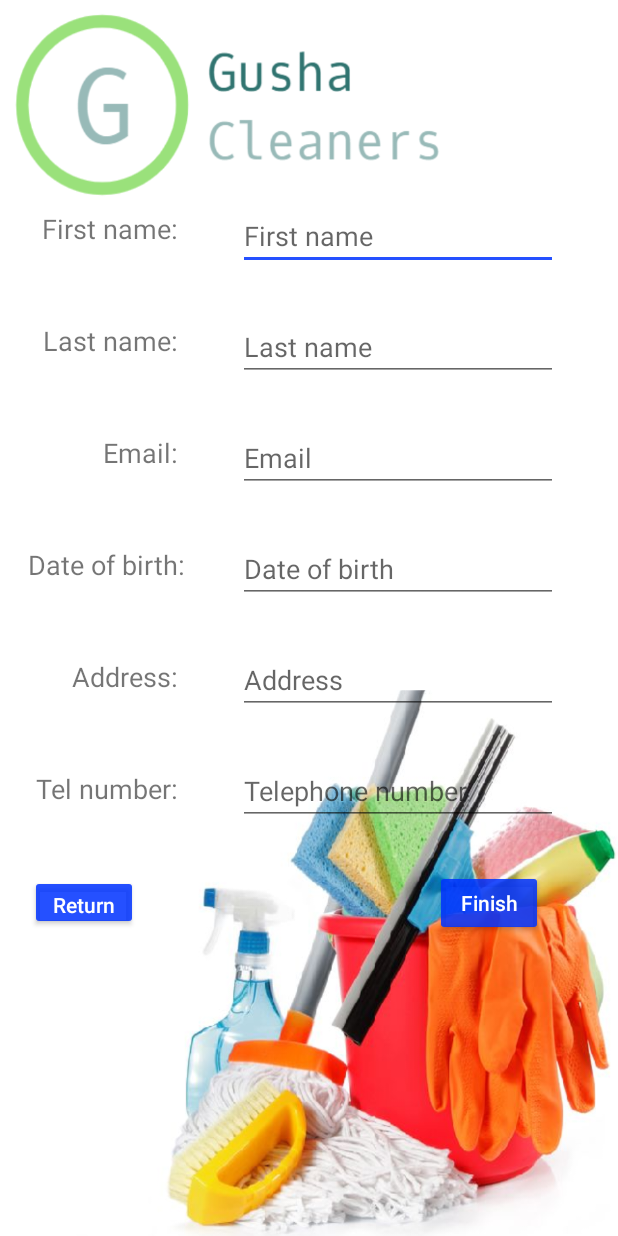
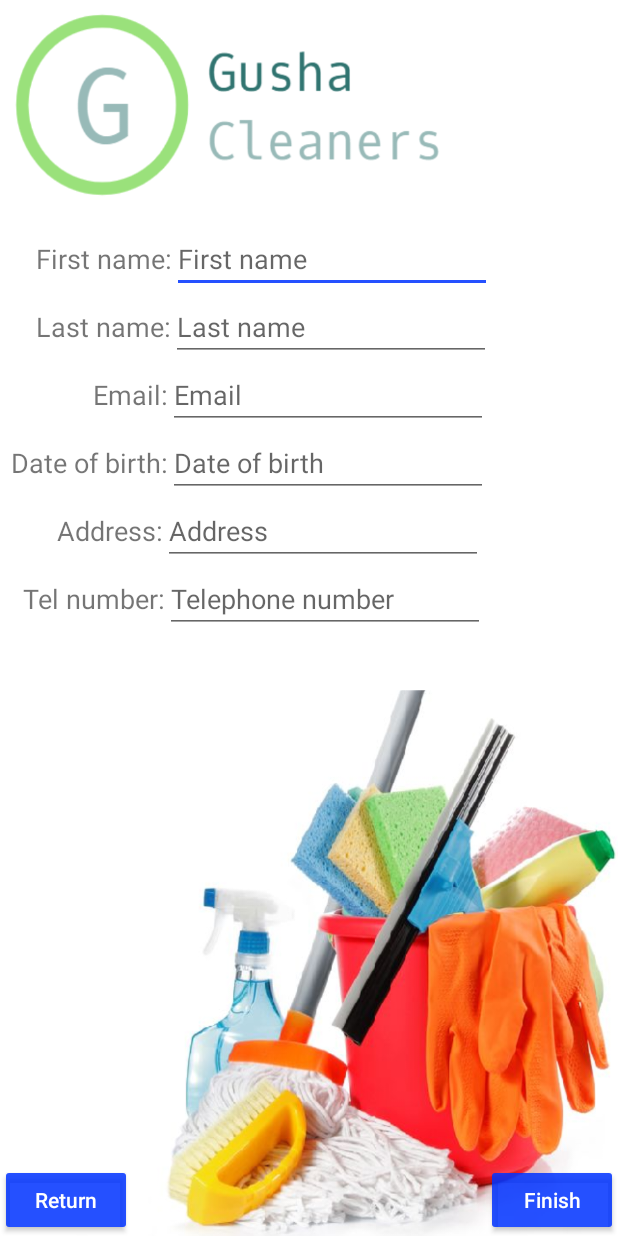
Before and after one commit to ltdeivis/SparklingClean, an Android app: the layout activity_register2.xml on its own in the app's theme, with its tools: preview values and no code run, on a phone screen of 412 x 824 dp. Run offline under Robolectric (Android 15) with nearby library versions, the phone set to English and light mode, and no system bars.

Commit message:
- fixed fucked up UI

```diff
--- a/app/src/main/res/layout/activity_register2.xml
+++ b/app/src/main/res/layout/activity_register2.xml
@@ -1,5 +1,5 @@
 <?xml version="1.0" encoding="utf-8"?>
-<RelativeLayout xmlns:android="http://schemas.android.com/apk/res/android"
+<LinearLayout xmlns:android="http://schemas.android.com/apk/res/android"
     xmlns:app="http://schemas.android.com/apk/res-auto"
     xmlns:tools="http://schemas.android.com/tools"
     android:layout_width="match_parent"
@@ -7,184 +7,221 @@
     android:background="@drawable/loginbg"
     android:orientation="vertical">
 
-    <EditText
-        android:id="@+id/registerFn"
-        android:layout_height="40dp"
-        android:layout_alignParentEnd="true"
-        android:layout_centerHorizontal="true"
-        android:layout_width="wrap_content"
-        android:layout_marginTop="140dp"
-        android:layout_marginEnd="40dp"
-        android:autofillHints=""
-        android:ems="10"
-        android:hint="@string/fnHint"
-        android:inputType="textPersonName" />
+    <LinearLayout
+        android:layout_width="match_parent"
+        android:layout_height="wrap_content"
+        android:layout_marginTop="150dp"
+        android:layout_weight="15"
+        android:orientation="vertical">
 
-    <EditText
-        android:id="@+id/registerLn"
-        android:layout_below="@id/registerFn"
-        android:layout_centerHorizontal="true"
-        android:layout_alignParentEnd="true"
-        android:layout_width="wrap_content"
-        android:layout_height="42dp"
-        android:layout_marginTop="32dp"
-        android:layout_marginEnd="40dp"
-        android:autofillHints=""
-        android:ems="10"
-        android:hint="@string/lNHint"
-        android:inputType="textPersonName" />
-
-    <EditText
-        android:id="@+id/registerEmail"
-        android:layout_below="@id/registerLn"
-        android:layout_centerHorizontal="true"
-        android:layout_alignParentEnd="true"
-        android:layout_width="wrap_content"
-        android:layout_height="42dp"
-        android:layout_marginTop="32dp"
-        android:layout_marginEnd="40dp"
-        android:autofillHints=""
-        android:ems="10"
-        android:hint="@string/emailHint"
-        android:inputType="textEmailAddress" />
-
-    <EditText
-        android:id="@+id/registerDoB"
-        android:layout_below="@id/registerEmail"
-        android:layout_centerHorizontal="true"
-        android:layout_alignParentEnd="true"
-        android:layout_width="wrap_content"
-        android:layout_height="42dp"
-        android:layout_marginTop="32dp"
-        android:layout_marginEnd="40dp"
-        android:autofillHints=""
-        android:ems="10"
-        android:hint="@string/doBHint"
-        android:inputType="date" />
-
-    <EditText
-        android:id="@+id/registerAddress"
-        android:layout_below="@id/registerDoB"
-        android:layout_centerHorizontal="true"
-        android:layout_alignParentEnd="true"
-        android:layout_width="wrap_content"
-        android:layout_height="42dp"
-        android:layout_marginTop="32dp"
-        android:layout_marginEnd="40dp"
-        android:autofillHints=""
-        android:ems="10"
-        android:hint="@string/addressHint"
-        android:inputType="text" />
-
-    <EditText
-        android:id="@+id/registerTelNum"
-        android:layout_below="@id/registerAddress"
-        android:layout_centerHorizontal="true"
-        android:layout_alignParentEnd="true"
-        android:layout_width="wrap_content"
-        android:layout_height="42dp"
-        android:layout_marginTop="32dp"
-        android:layout_marginEnd="40dp"
-        android:autofillHints=""
-        android:ems="10"
-        android:hint="@string/phoneNumHint"
-        android:inputType="number" />
+        <LinearLayout
+            android:layout_width="match_parent"
+            android:layout_height="wrap_content"
+            android:orientation="horizontal"
+            android:weightSum="2"
+            android:layout_marginLeft="24dp">
 
             <TextView
                 android:id="@+id/enterFNLbl"
                 android:layout_width="wrap_content"
                 android:layout_toStartOf="@+id/registerFn"
                 android:layout_height="wrap_content"
-        android:layout_marginStart="0dp"
-        android:layout_marginTop="140dp"
-        android:layout_marginEnd="40dp"
                 android:text="@string/registerFN"
                 android:textSize="18sp" />
+
+            <EditText
+                android:id="@+id/registerFn"
+                android:layout_width="wrap_content"
+                android:layout_height="wrap_content"
+                android:autofillHints=""
+                android:ems="10"
+                android:hint="@string/fnHint"
+                android:inputType="textPersonName" />
+
+        </LinearLayout>
+
+        <LinearLayout
+            android:layout_width="match_parent"
+            android:layout_height="wrap_content"
+            android:orientation="horizontal"
+            android:weightSum="2"
+            android:layout_marginLeft="24dp">
 
             <TextView
                 android:id="@+id/enterLNLbl"
                 android:layout_width="wrap_content"
                 android:layout_height="wrap_content"
                 android:layout_below="@id/enterFNLbl"
-        android:layout_marginStart="0dp"
-        android:layout_marginEnd="40dp"
-        android:layout_marginTop="50dp"
                 android:layout_toStartOf="@+id/registerLn"
                 android:text="@string/registerLN"
                 android:textSize="18sp"  />
+
+            <EditText
+                android:id="@+id/registerLn"
+                android:layout_below="@id/registerFn"
+                android:layout_width="wrap_content"
+                android:layout_height="wrap_content"
+                android:autofillHints=""
+                android:ems="10"
+                android:hint="@string/lNHint"
+                android:inputType="textPersonName" />
+
+        </LinearLayout>
+
+        <LinearLayout
+            android:layout_width="match_parent"
+            android:layout_height="wrap_content"
+            android:orientation="horizontal"
+            android:weightSum="2"
+            android:layout_marginLeft="62dp">
 
             <TextView
                 android:id="@+id/emailLbl"
                 android:layout_width="wrap_content"
                 android:layout_height="wrap_content"
                 android:layout_below="@id/enterLNLbl"
-        android:layout_marginStart="0dp"
-        android:layout_marginEnd="40dp"
-        android:layout_marginTop="50dp"
-        android:layout_toStartOf="@+id/registerEmail"
                 android:text="@string/registerEmail"
                 android:textSize="18sp" />
+
+            <EditText
+                android:id="@+id/registerEmail"
+                android:layout_below="@id/registerLn"
+                android:layout_width="wrap_content"
+                android:layout_height="wrap_content"
+                android:autofillHints=""
+                android:ems="10"
+                android:hint="@string/emailHint"
+                android:inputType="textEmailAddress" />
+
+        </LinearLayout>
+
+        <LinearLayout
+            android:layout_width="match_parent"
+            android:layout_height="wrap_content"
+            android:orientation="horizontal"
+            android:weightSum="2"
+            android:layout_marginLeft="7dp">
 
             <TextView
                 android:id="@+id/dobLbl"
                 android:layout_width="wrap_content"
                 android:layout_height="wrap_content"
                 android:layout_below="@id/emailLbl"
-        android:layout_marginStart="0dp"
-        android:layout_marginEnd="35dp"
-        android:layout_marginTop="50dp"
                 android:layout_toStartOf="@+id/registerLn"
                 android:text="@string/registerDoB"
                 android:textSize="18sp" />
+
+            <EditText
+                android:id="@+id/registerDoB"
+                android:layout_below="@id/registerEmail"
+                android:layout_width="wrap_content"
+                android:layout_height="wrap_content"
+                android:autofillHints=""
+                android:ems="10"
+                android:hint="@string/doBHint"
+                android:inputType="date" />
+
+        </LinearLayout>
+
+        <LinearLayout
+            android:layout_width="match_parent"
+            android:layout_height="wrap_content"
+            android:orientation="horizontal"
+            android:weightSum="2"
+            android:layout_marginLeft="38dp">
 
             <TextView
                 android:id="@+id/addressLbl"
                 android:layout_width="wrap_content"
                 android:layout_height="wrap_content"
                 android:layout_below="@id/dobLbl"
-        android:layout_marginStart="0dp"
-        android:layout_marginEnd="40dp"
-        android:layout_marginTop="50dp"
                 android:layout_toStartOf="@+id/registerAddress"
                 android:text="@string/registerAddress"
                 android:textSize="18sp" />
+
+            <EditText
+                android:id="@+id/registerAddress"
+                android:layout_below="@id/registerDoB"
+                android:layout_width="wrap_content"
+                android:layout_height="wrap_content"
+                android:autofillHints=""
+                android:ems="10"
+                android:hint="@string/addressHint"
+                android:inputType="text" />
+
+        </LinearLayout>
+
+        <LinearLayout
+            android:layout_width="match_parent"
+            android:layout_height="wrap_content"
+            android:orientation="horizontal"
+            android:weightSum="2"
+            android:layout_marginLeft="15dp">
 
             <TextView
                 android:id="@+id/telephoneLbl"
                 android:layout_width="wrap_content"
                 android:layout_height="wrap_content"
                 android:layout_below="@id/addressLbl"
-        android:layout_marginStart="0dp"
-        android:layout_marginEnd="40dp"
-        android:layout_marginTop="50dp"
                 android:layout_toStartOf="@+id/registerTelNum"
                 android:text="@string/registerPhoneNum"
                 android:textSize="18sp" />
 
+            <EditText
+                android:id="@+id/registerTelNum"
+                android:layout_below="@id/registerAddress"
+                android:layout_width="wrap_content"
+                android:layout_height="wrap_content"
+                android:autofillHints=""
+                android:ems="10"
+                android:hint="@string/phoneNumHint"
+                android:inputType="number" />
+
+        </LinearLayout>
+
+    </LinearLayout>
+
+    <LinearLayout
+        android:layout_width="match_parent"
+        android:layout_height="wrap_content"
+        android:orientation="horizontal"
+        android:weightSum="2">
+
+        <LinearLayout
+            android:layout_width="wrap_content"
+            android:layout_height="wrap_content"
+            android:orientation="horizontal"
+            android:gravity="left"
+            android:layout_weight="1">
+
+            <Button
+                android:id="@+id/returnBtn"
+                android:layout_width="wrap_content"
+                android:layout_height="wrap_content"
+                android:layout_below="@id/telephoneLbl"
+                android:backgroundTint="@color/colorAccent"
+                android:text="@string/returnBtn"
+                android:textAllCaps="false"
+                android:textColor="@android:color/white" />
+        </LinearLayout>
+
+        <LinearLayout
+            android:layout_width="wrap_content"
+            android:layout_height="wrap_content"
+            android:orientation="horizontal"
+            android:gravity="right"
+            android:layout_weight="1">
+
             <Button
                 android:id="@+id/finishBtn"
-        android:layout_width="72dp"
-        android:layout_height="61dp"
+                android:layout_width="wrap_content"
+                android:layout_height="wrap_content"
                 android:layout_below="@id/registerTelNum"
-        android:layout_marginStart="290dp"
-        android:layout_marginTop="30dp"
-        android:layout_marginBottom="200dp"
                 android:backgroundTint="@color/colorAccent"
                 android:text="@string/finishBtn"
                 android:textAllCaps="false"
                 android:textColor="@android:color/white" />
+        </LinearLayout>
+    </LinearLayout>
 
-    <Button
-        android:id="@+id/returnBtn"
-        android:layout_width="72dp"
-        android:layout_height="61dp"
-        android:layout_below="@id/telephoneLbl"
-        android:layout_marginStart="20dp"
-        android:layout_marginTop="45dp"
-        android:layout_marginBottom="204dp"
-        android:backgroundTint="@color/colorAccent"
-        android:text="@string/returnBtn"
-        android:textAllCaps="false"
-        android:textColor="@android:color/white" />
-
-</RelativeLayout>
+</LinearLayout>
```
Also changed, not shown: app/src/main/java/com/example/sparklingclean/Login/LoginActivity.java (+7 -2 lines), app/src/main/res/layout/activity_login.xml (+4 -7 lines), app/src/main/res/layout/activity_register1.xml (+90 -69 lines). Lines whose indentation alone changed are shown as unchanged.
